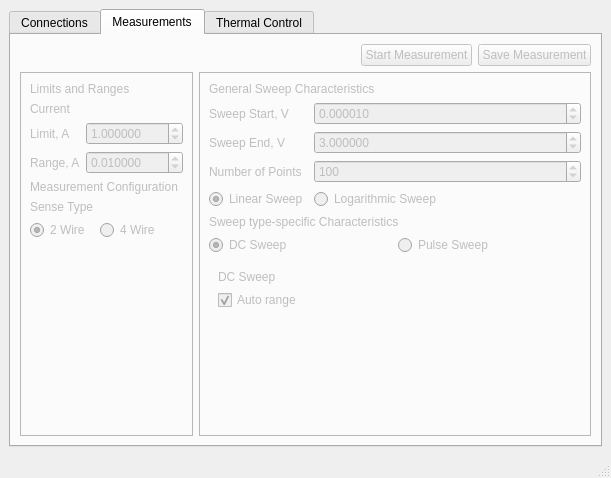
Before: the Qt Designer form mainwindow.ui in kitchenknif/keithley-sweep-app, drawn with Qt 5.
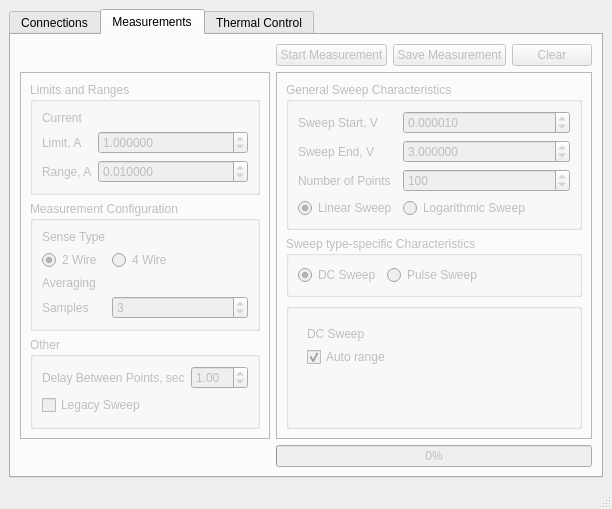
After: the same form once the commit is applied. The open tabs and pages were chosen to show the change.

Commit message: Screwed around with UI, Some minor refactoring, added Legacy sweep ability, theoretical non-blocking measurements... (not really, tho)

What changed in the file:
```diff
--- a/mainwindow.ui
+++ b/mainwindow.ui
@@ -129,6 +129,217 @@
         <item row="0" column="0">
          <layout class="QHBoxLayout" name="horizontalLayout_2"/>
         </item>
+        <item row="0" column="1">
+         <layout class="QHBoxLayout" name="horizontalLayout" stretch="2,1,1,0">
+          <item>
+           <spacer name="horizontalSpacer">
+            <property name="orientation">
+             <enum>Qt::Horizontal</enum>
+            </property>
+            <property name="sizeHint" stdset="0">
+             <size>
+              <width>40</width>
+              <height>20</height>
+             </size>
+            </property>
+           </spacer>
+          </item>
+          <item>
+           <widget class="QPushButton" name="measurementButton">
+            <property name="text">
+             <string>Start Measurement</string>
+            </property>
+           </widget>
+          </item>
+          <item>
+           <widget class="QPushButton" name="saveButton">
+            <property name="text">
+             <string>Save Measurement</string>
+            </property>
+           </widget>
+          </item>
+          <item>
+           <widget class="QPushButton" name="clearDataButton">
+            <property name="text">
+             <string>Clear</string>
+            </property>
+           </widget>
+          </item>
+         </layout>
+        </item>
+        <item row="1" column="0">
+         <widget class="QFrame" name="frame">
+          <property name="frameShape">
+           <enum>QFrame::StyledPanel</enum>
+          </property>
+          <property name="frameShadow">
+           <enum>QFrame::Raised</enum>
+          </property>
+          <layout class="QVBoxLayout" name="verticalLayout">
+           <item>
+            <widget class="QGroupBox" name="groupBox_2">
+             <property name="title">
+              <string>Limits and Ranges</string>
+             </property>
+             <property name="flat">
+              <bool>true</bool>
+             </property>
+             <layout class="QFormLayout" name="formLayout_7">
+              <item row="0" column="0">
+               <widget class="QLabel" name="label_6">
+                <property name="text">
+                 <string>Current</string>
+                </property>
+               </widget>
+              </item>
+              <item row="2" column="0">
+               <widget class="QLabel" name="label_5">
+                <property name="text">
+                 <string>Range, A</string>
+                </property>
+               </widget>
+              </item>
+              <item row="1" column="0">
+               <widget class="QLabel" name="label_4">
+                <property name="text">
+                 <string>Limit, A</string>
+                </property>
+               </widget>
+              </item>
+              <item row="1" column="1">
+               <widget class="QDoubleSpinBox" name="currentLimitSpinBox">
+                <property name="decimals">
+                 <number>6</number>
+                </property>
+                <property name="maximum">
+                 <double>9999.989999999999782</double>
+                </property>
+                <property name="value">
+                 <double>1.000000000000000</double>
+                </property>
+               </widget>
+              </item>
+              <item row="2" column="1">
+               <widget class="QDoubleSpinBox" name="currentRangeSpinBox">
+                <property name="decimals">
+                 <number>6</number>
+                </property>
+                <property name="maximum">
+                 <double>9999.989999999999782</double>
+                </property>
+                <property name="value">
+                 <double>0.010000000000000</double>
+                </property>
+               </widget>
+              </item>
+             </layout>
+            </widget>
+           </item>
+           <item>
+            <widget class="QGroupBox" name="groupBox_3">
+             <property name="title">
+              <string>Measurement Configuration</string>
+             </property>
+             <property name="flat">
+              <bool>true</bool>
+             </property>
+             <layout class="QFormLayout" name="formLayout">
+              <item row="0" column="0">
+               <widget class="QLabel" name="label_17">
+                <property name="text">
+                 <string>Sense Type</string>
+                </property>
+               </widget>
+              </item>
+              <item row="1" column="0">
+               <widget class="QRadioButton" name="twoWireRadio">
+                <property name="text">
+                 <string>2 Wire</string>
+                </property>
+                <property name="checked">
+                 <bool>true</bool>
+                </property>
+                <attribute name="buttonGroup">
+                 <string notr="true">senseType</string>
+                </attribute>
+               </widget>
+              </item>
+              <item row="1" column="1">
+               <widget class="QRadioButton" name="fourWireRadio">
+                <property name="text">
+                 <string>4 Wire</string>
+                </property>
+                <attribute name="buttonGroup">
+                 <string notr="true">senseType</string>
+                </attribute>
+               </widget>
+              </item>
+              <item row="2" column="0">
+               <widget class="QLabel" name="label_18">
+                <property name="text">
+                 <string>Averaging</string>
+                </property>
+               </widget>
+              </item>
+              <item row="3" column="0">
+               <widget class="QLabel" name="label_19">
+                <property name="text">
+                 <string>Samples</string>
+                </property>
+               </widget>
+              </item>
+              <item row="3" column="1">
+               <widget class="QSpinBox" name="numberOfSamplesSpinBox">
+                <property name="minimum">
+                 <number>1</number>
+                </property>
+                <property name="value">
+                 <number>3</number>
+                </property>
+               </widget>
+              </item>
+             </layout>
+            </widget>
+           </item>
+           <item>
+            <widget class="QGroupBox" name="groupBox_4">
+             <property name="title">
+              <string>Other</string>
+             </property>
+             <property name="flat">
+              <bool>true</bool>
+             </property>
+             <layout class="QFormLayout" name="formLayout_5">
+              <item row="0" column="0">
+               <widget class="QLabel" name="label_21">
+                <property name="text">
+                 <string>Delay Between Points, sec</string>
+                </property>
+               </widget>
+              </item>
+              <item row="0" column="1">
+               <widget class="QDoubleSpinBox" name="delayBetweenPointsCheckbox">
+                <property name="minimum">
+                 <double>0.100000000000000</double>
+                </property>
+                <property name="value">
+                 <double>1.000000000000000</double>
+                </property>
+               </widget>
+              </item>
+              <item row="1" column="0">
+               <widget class="QCheckBox" name="legacySweepCheckbox">
+                <property name="text">
+                 <string>Legacy Sweep</string>
+                </property>
+               </widget>
+              </item>
+             </layout>
+            </widget>
+           </item>
+          </layout>
+         </widget>
+        </item>
         <item row="1" column="1">
          <widget class="QFrame" name="frame_2">
           <property name="frameShape">
@@ -139,14 +350,14 @@
           </property>
           <layout class="QVBoxLayout" name="verticalLayout_2">
            <item>
-            <widget class="QLabel" name="label_10">
-             <property name="text">
+            <widget class="QGroupBox" name="groupBox">
+             <property name="title">
               <string>General Sweep Characteristics</string>
              </property>
-            </widget>
-           </item>
-           <item>
-            <layout class="QFormLayout" name="formLayout_2">
+             <property name="flat">
+              <bool>true</bool>
+             </property>
+             <layout class="QFormLayout" name="formLayout_6">
              <item row="0" column="0">
               <widget class="QLabel" name="label_7">
                <property name="text">
@@ -237,17 +448,18 @@
               </widget>
              </item>
             </layout>
+            </widget>
            </item>
            <item>
-            <widget class="QLabel" name="label_11">
-             <property name="text">
+            <widget class="QGroupBox" name="groupBox_5">
+             <property name="title">
               <string>Sweep type-specific Characteristics</string>
              </property>
-            </widget>
-           </item>
-           <item>
-            <layout class="QHBoxLayout" name="horizontalLayout_3">
-             <item>
+             <property name="flat">
+              <bool>true</bool>
+             </property>
+             <layout class="QFormLayout" name="formLayout_2">
+              <item row="0" column="0">
               <widget class="QRadioButton" name="dcRadioButton">
                <property name="text">
                 <string>DC Sweep</string>
@@ -260,7 +472,7 @@
                </attribute>
               </widget>
              </item>
-             <item>
+              <item row="0" column="1">
               <widget class="QRadioButton" name="pulseRadioButton">
                <property name="text">
                 <string>Pulse Sweep</string>
@@ -274,7 +486,17 @@
               </widget>
              </item>
             </layout>
+            </widget>
            </item>
+           <item>
+            <widget class="QGroupBox" name="groupBox_6">
+             <property name="title">
+              <string/>
+             </property>
+             <property name="flat">
+              <bool>true</bool>
+             </property>
+             <layout class="QVBoxLayout" name="verticalLayout_3">
            <item>
             <widget class="QStackedWidget" name="stackedWidget">
              <property name="frameShape">
@@ -354,162 +576,14 @@
           </layout>
          </widget>
         </item>
-        <item row="0" column="1">
-         <layout class="QHBoxLayout" name="horizontalLayout" stretch="2,1,1">
-          <item>
-           <spacer name="horizontalSpacer">
-            <property name="orientation">
-             <enum>Qt::Horizontal</enum>
-            </property>
-            <property name="sizeHint" stdset="0">
-             <size>
-              <width>40</width>
-              <height>20</height>
-             </size>
-            </property>
-           </spacer>
-          </item>
-          <item>
-           <widget class="QPushButton" name="measurementButton">
-            <property name="text">
-             <string>Start Measurement</string>
-            </property>
-           </widget>
-          </item>
-          <item>
-           <widget class="QPushButton" name="saveButton">
-            <property name="text">
-             <string>Save Measurement</string>
-            </property>
-           </widget>
-          </item>
-         </layout>
-        </item>
-        <item row="1" column="0">
-         <widget class="QFrame" name="frame">
-          <property name="frameShape">
-           <enum>QFrame::StyledPanel</enum>
-          </property>
-          <property name="frameShadow">
-           <enum>QFrame::Raised</enum>
-          </property>
-          <layout class="QVBoxLayout" name="verticalLayout">
-           <item>
-            <widget class="QLabel" name="label_2">
-             <property name="text">
-              <string>Limits and Ranges</string>
-             </property>
-            </widget>
-           </item>
-           <item>
-            <layout class="QFormLayout" name="formLayout">
-             <property name="fieldGrowthPolicy">
-              <enum>QFormLayout::AllNonFixedFieldsGrow</enum>
-             </property>
-             <item row="1" column="0">
-              <widget class="QLabel" name="label_6">
-               <property name="text">
-                <string>Current</string>
-               </property>
-              </widget>
-             </item>
-             <item row="2" column="0">
-              <widget class="QLabel" name="label_4">
-               <property name="text">
-                <string>Limit, A</string>
-               </property>
+          </layout>
               </widget>
              </item>
              <item row="2" column="1">
-              <widget class="QDoubleSpinBox" name="currentLimitSpinBox">
-               <property name="decimals">
-                <number>6</number>
-               </property>
-               <property name="maximum">
-                <double>9999.989999999999782</double>
-               </property>
+         <widget class="QProgressBar" name="progressBar">
                <property name="value">
-                <double>1.000000000000000</double>
-               </property>
-              </widget>
-             </item>
-             <item row="3" column="0">
-              <widget class="QLabel" name="label_5">
-               <property name="text">
-                <string>Range, A</string>
-               </property>
-              </widget>
-             </item>
-             <item row="3" column="1">
-              <widget class="QDoubleSpinBox" name="currentRangeSpinBox">
-               <property name="decimals">
-                <number>6</number>
-               </property>
-               <property name="maximum">
-                <double>9999.989999999999782</double>
-               </property>
-               <property name="value">
-                <double>0.010000000000000</double>
-               </property>
-              </widget>
-             </item>
-            </layout>
-           </item>
-           <item>
-            <widget class="QLabel" name="label_16">
-             <property name="text">
-              <string>Measurement Configuration</string>
-             </property>
-            </widget>
-           </item>
-           <item>
-            <layout class="QFormLayout" name="formLayout_5">
-             <item row="0" column="0">
-              <widget class="QLabel" name="label_17">
-               <property name="text">
-                <string>Sense Type</string>
-               </property>
-              </widget>
-             </item>
-             <item row="1" column="0">
-              <widget class="QRadioButton" name="twoWireRadio">
-               <property name="text">
-                <string>2 Wire</string>
-               </property>
-               <property name="checked">
-                <bool>true</bool>
-               </property>
-               <attribute name="buttonGroup">
-                <string notr="true">senseType</string>
-               </attribute>
-              </widget>
-             </item>
-             <item row="1" column="1">
-              <widget class="QRadioButton" name="fourWireRadio">
-               <property name="text">
-                <string>4 Wire</string>
-               </property>
-               <attribute name="buttonGroup">
-                <string notr="true">senseType</string>
-               </attribute>
-              </widget>
-             </item>
-            </layout>
-           </item>
-           <item>
-            <spacer name="verticalSpacer_2">
-             <property name="orientation">
-              <enum>Qt::Vertical</enum>
-             </property>
-             <property name="sizeHint" stdset="0">
-              <size>
-               <width>20</width>
-               <height>40</height>
-              </size>
-             </property>
-            </spacer>
-           </item>
-          </layout>
+           <number>0</number>
+          </property>
          </widget>
         </item>
        </layout>
```
Left out of the diff: 4 changed lines with no effect on the pictures. Lines whose indentation alone changed are shown as unchanged. The commit also changes 3 other files.
